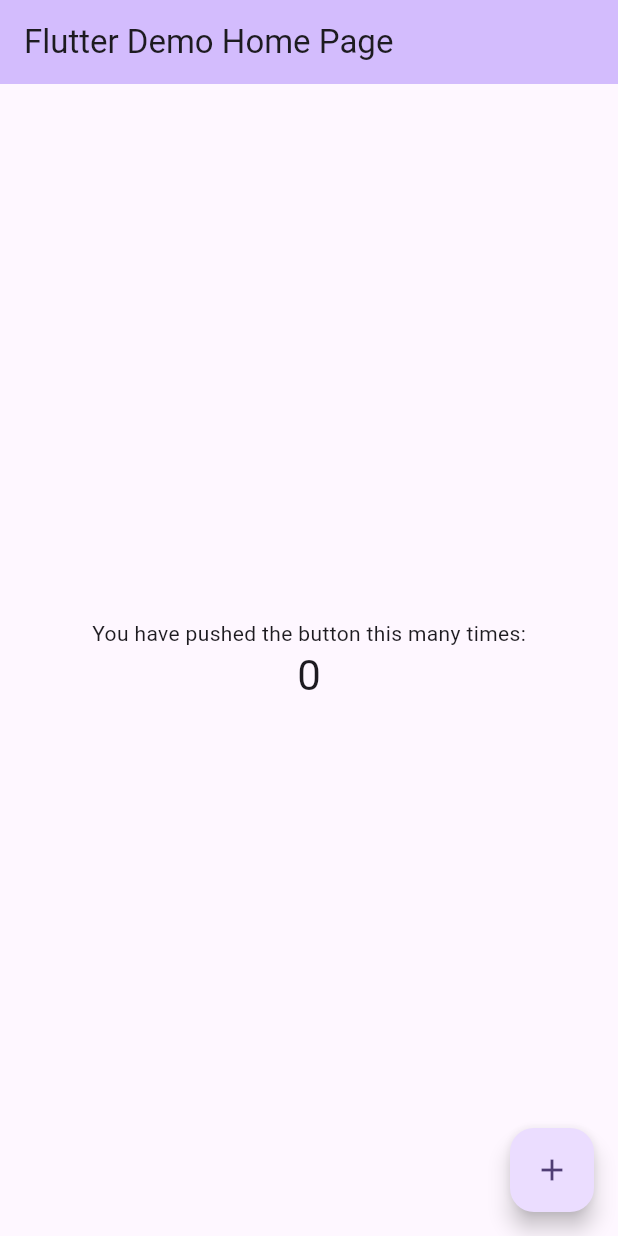
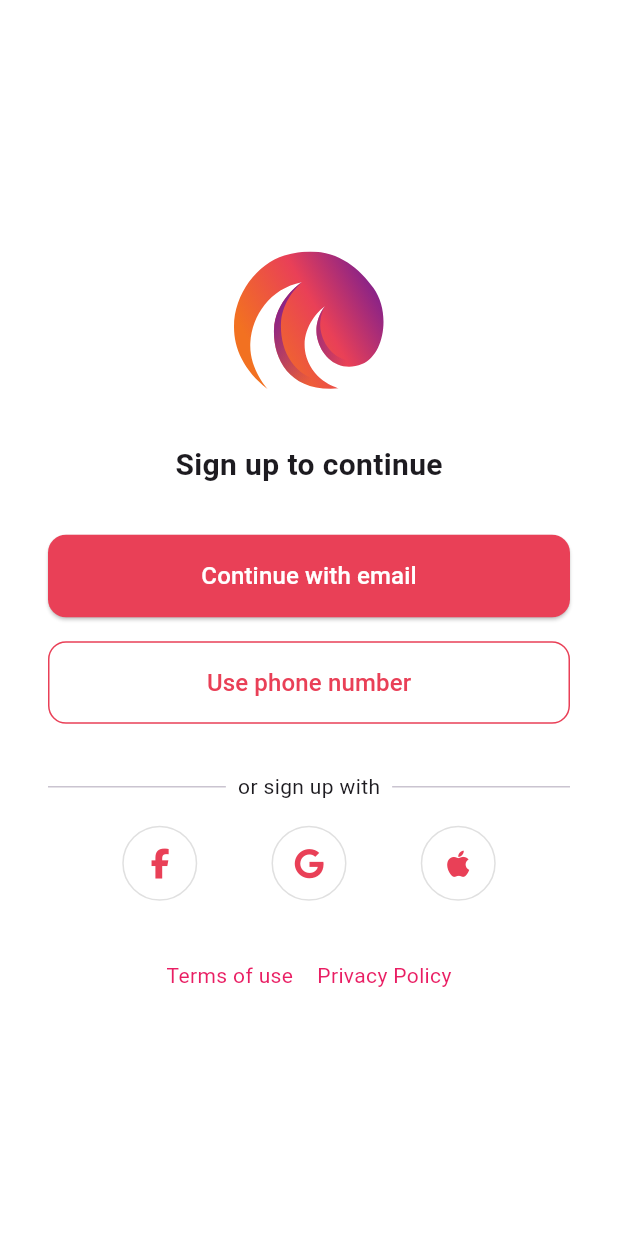
Before and after one commit to Mido2610/dating_app, a Flutter app: the screen it shows after launch, on a phone screen of 412 x 824 dp. Run offline on Flutter 3.47's test engine with Material 3 defaults, Android fonts, the phone set to English and light mode, and no system bars; our stand-ins replace flutter_svg, font_awesome_flutter.

Commit message:
feat: add welcome screen and login screen.

```diff
--- /dev/null
+++ b/devtools_options.yaml
@@ -0,0 +1,3 @@
+description: This file stores settings for Dart & Flutter DevTools.
+documentation: https://docs.flutter.dev/tools/devtools/extensions#configure-extension-enablement-states
+extensions:
--- /dev/null
+++ b/lib/core/utils/colors.dart
@@ -0,0 +1,21 @@
+// ignore_for_file: constant_identifier_names
+
+import 'dart:math';
+
+import 'package:flutter/material.dart';
+
+class ThemeColor {
+  static const white = Color(0xFFFFFFFF);
+  static const E94057 = Color(0xFFE94057);
+}
+
+Color get randomColor {
+  final random = Random();
+  final color = Color.fromARGB(
+    255,
+    random.nextInt(256),
+    random.nextInt(256),
+    random.nextInt(256),
+  );
+  return color;
+}
--- /dev/null
+++ b/lib/core/utils/image_resource.dart
@@ -0,0 +1,3 @@
+class ImageResource {
+  static const String appLogo = 'assets/images/svg/trademark.svg';
+}
--- /dev/null
+++ b/lib/features/auth/presentation/screens/welcome_screen/welcome_screen.dart
@@ -0,0 +1,136 @@
+import 'package:dating_app/core/utils/colors.dart';
+import 'package:dating_app/core/utils/image_resource.dart';
+import 'package:flutter/material.dart';
+import 'package:flutter_svg/svg.dart';
+import 'package:font_awesome_flutter/font_awesome_flutter.dart';
+
+class WelcomeScreen extends StatelessWidget {
+  const WelcomeScreen({super.key});
+
+  @override
+  Widget build(BuildContext context) {
+    return Scaffold(
+      backgroundColor: ThemeColor.white,
+      body: SafeArea(
+        child: Center(
+          child: Padding(
+            padding: const EdgeInsets.symmetric(horizontal: 32.0),
+            child: Column(
+              mainAxisAlignment: MainAxisAlignment.center,
+              children: [
+                // Logo
+                SvgPicture.asset(
+                  ImageResource.appLogo,
+                  width: 100,
+                  height: 100,
+                ),
+                const SizedBox(height: 32),
+                const Text(
+                  'Sign up to continue',
+                  style: TextStyle(fontSize: 20, fontWeight: FontWeight.bold),
+                ),
+                const SizedBox(height: 32),
+
+                // Email button
+                SizedBox(
+                  width: double.infinity,
+                  child: ElevatedButton(
+                    style: ElevatedButton.styleFrom(
+                      backgroundColor: ThemeColor.E94057,
+                      padding: const EdgeInsets.symmetric(vertical: 16),
+                      shape: RoundedRectangleBorder(
+                        borderRadius: BorderRadius.circular(12),
+                      ),
+                    ),
+                    onPressed: () {},
+                    child: const Text(
+                      'Continue with email',
+                      style: TextStyle(fontSize: 16, color: Colors.white),
+                    ),
+                  ),
+                ),
+                const SizedBox(height: 16),
+
+                // Phone number button
+                SizedBox(
+                  width: double.infinity,
+                  child: OutlinedButton(
+                    style: OutlinedButton.styleFrom(
+                      padding: const EdgeInsets.symmetric(vertical: 16),
+                      side: const BorderSide(color: ThemeColor.E94057),
+                      shape: RoundedRectangleBorder(
+                        borderRadius: BorderRadius.circular(12),
+                      ),
+                    ),
+                    onPressed: () {},
+                    child: const Text(
+                      'Use phone number',
+                      style: TextStyle(fontSize: 16, color: ThemeColor.E94057),
+                    ),
+                  ),
+                ),
+
+                const SizedBox(height: 32),
+
+                // Divider with text
+                Row(
+                  children: const [
+                    Expanded(child: Divider()),
+                    Padding(
+                      padding: EdgeInsets.symmetric(horizontal: 8.0),
+                      child: Text('or sign up with'),
+                    ),
+                    Expanded(child: Divider()),
+                  ],
+                ),
+                const SizedBox(height: 16),
+
+                // Social buttons
+                Row(
+                  mainAxisAlignment: MainAxisAlignment.spaceEvenly,
+                  children: const [
+                    SocialIcon(icon: FontAwesomeIcons.facebookF),
+                    SocialIcon(icon: FontAwesomeIcons.google),
+                    SocialIcon(icon: FontAwesomeIcons.apple),
+                  ],
+                ),
+
+                const SizedBox(height: 40),
+                // Terms
+                Row(
+                  mainAxisAlignment: MainAxisAlignment.center,
+                  children: const [
+                    Text('Terms of use', style: TextStyle(color: Colors.pink)),
+                    SizedBox(width: 16),
+                    Text(
+                      'Privacy Policy',
+                      style: TextStyle(color: Colors.pink),
+                    ),
+                  ],
+                ),
+              ],
+            ),
+          ),
+        ),
+      ),
+    );
+  }
+}
+
+class SocialIcon extends StatelessWidget {
+  final IconData icon;
+
+  const SocialIcon({super.key, required this.icon});
+
+  @override
+  Widget build(BuildContext context) {
+    return Container(
+      padding: const EdgeInsets.all(14),
+      decoration: BoxDecoration(
+        border: Border.all(color: Colors.grey[300]!),
+        shape: BoxShape.circle,
+      ),
+      child: Icon(icon, size: 20, color: ThemeColor.E94057),
+    );
+  }
+}
--- a/lib/main.dart
+++ b/lib/main.dart
@@ -1,3 +1,4 @@
+import 'package:dating_app/features/auth/presentation/screens/welcome_screen/welcome_screen.dart';
 import 'package:flutter/material.dart';
 
 void main() {
@@ -7,116 +8,15 @@ void main() {
 class MyApp extends StatelessWidget {
   const MyApp({super.key});
 
-  // This widget is the root of your application.
   @override
   Widget build(BuildContext context) {
     return MaterialApp(
-      title: 'Flutter Demo',
+      title: 'Dating App',
+      debugShowCheckedModeBanner: false,
       theme: ThemeData(
-        // This is the theme of your application.
-        //
-        // TRY THIS: Try running your application with "flutter run". You'll see
-        // the application has a purple toolbar. Then, without quitting the app,
-        // try changing the seedColor in the colorScheme below to Colors.green
-        // and then invoke "hot reload" (save your changes or press the "hot
-        // reload" button in a Flutter-supported IDE, or press "r" if you used
-        // the command line to start the app).
-        //
-        // Notice that the counter didn't reset back to zero; the application
-        // state is not lost during the reload. To reset the state, use hot
-        // restart instead.
-        //
-        // This works for code too, not just values: Most code changes can be
-        // tested with just a hot reload.
-        colorScheme: ColorScheme.fromSeed(seedColor: Colors.deepPurple),
+        primarySwatch: Colors.pink,
       ),
-      home: const MyHomePage(title: 'Flutter Demo Home Page'),
+      home: const WelcomeScreen(),
     );
   }
 }
-
-class MyHomePage extends StatefulWidget {
-  const MyHomePage({super.key, required this.title});
-
-  // This widget is the home page of your application. It is stateful, meaning
-  // that it has a State object (defined below) that contains fields that affect
-  // how it looks.
-
-  // This class is the configuration for the state. It holds the values (in this
-  // case the title) provided by the parent (in this case the App widget) and
-  // used by the build method of the State. Fields in a Widget subclass are
-  // always marked "final".
-
-  final String title;
-
-  @override
-  State<MyHomePage> createState() => _MyHomePageState();
-}
-
-class _MyHomePageState extends State<MyHomePage> {
-  int _counter = 0;
-
-  void _incrementCounter() {
-    setState(() {
-      // This call to setState tells the Flutter framework that something has
-      // changed in this State, which causes it to rerun the build method below
-      // so that the display can reflect the updated values. If we changed
-      // _counter without calling setState(), then the build method would not be
-      // called again, and so nothing would appear to happen.
-      _counter++;
-    });
-  }
-
-  @override
-  Widget build(BuildContext context) {
-    // This method is rerun every time setState is called, for instance as done
-    // by the _incrementCounter method above.
-    //
-    // The Flutter framework has been optimized to make rerunning build methods
-    // fast, so that you can just rebuild anything that needs updating rather
-    // than having to individually change instances of widgets.
-    return Scaffold(
-      appBar: AppBar(
-        // TRY THIS: Try changing the color here to a specific color (to
-        // Colors.amber, perhaps?) and trigger a hot reload to see the AppBar
-        // change color while the other colors stay the same.
-        backgroundColor: Theme.of(context).colorScheme.inversePrimary,
-        // Here we take the value from the MyHomePage object that was created by
-        // the App.build method, and use it to set our appbar title.
-        title: Text(widget.title),
-      ),
-      body: Center(
-        // Center is a layout widget. It takes a single child and positions it
-        // in the middle of the parent.
-        child: Column(
-          // Column is also a layout widget. It takes a list of children and
-          // arranges them vertically. By default, it sizes itself to fit its
-          // children horizontally, and tries to be as tall as its parent.
-          //
-          // Column has various properties to control how it sizes itself and
-          // how it positions its children. Here we use mainAxisAlignment to
-          // center the children vertically; the main axis here is the vertical
-          // axis because Columns are vertical (the cross axis would be
-          // horizontal).
-          //
-          // TRY THIS: Invoke "debug painting" (choose the "Toggle Debug Paint"
-          // action in the IDE, or press "p" in the console), to see the
-          // wireframe for each widget.
-          mainAxisAlignment: MainAxisAlignment.center,
-          children: <Widget>[
-            const Text('You have pushed the button this many times:'),
-            Text(
-              '$_counter',
-              style: Theme.of(context).textTheme.headlineMedium,
-            ),
-          ],
-        ),
-      ),
-      floatingActionButton: FloatingActionButton(
-        onPressed: _incrementCounter,
-        tooltip: 'Increment',
-        child: const Icon(Icons.add),
-      ), // This trailing comma makes auto-formatting nicer for build methods.
-    );
-  }
-}
```
Also changed, not shown: lib/features/auth/data/models/base_response.dart (added, +18 -0 lines), lib/features/auth/data/models/user/user.dart (added, +21 -0 lines), lib/features/auth/presentation/screens/login screen/login_screen.dart (added, +59 -0 lines), lib/gen/assets.gen.dart (added, +31 -0 lines), pubspec.yaml (+24 -36 lines), assets/images/svg/trademark.svg (added), lib/features/auth/data/models/base_response.g.dart (added), lib/features/auth/data/models/user/login_response.dart (added), lib/features/auth/data/models/user/user.g.dart (added), pubspec.lock, 10 other files.
